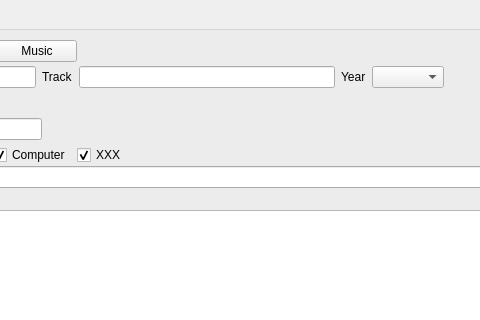
The window that app/gui/search.ui (ensisoft/newsflash-plus) describes before a commit, drawn with Qt 5; both pictures show x 284 to 764 and y 0 to 320 of the 1057 by 594 pixel window.
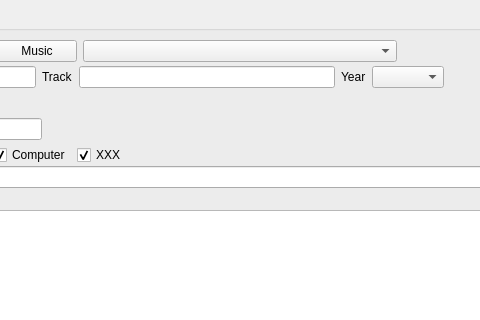
The same window after the commit. Icons and pictures are not drawn.

The edit to the form file:
```diff
--- a/app/gui/search.ui
+++ b/app/gui/search.ui
@@ -175,6 +175,16 @@
               </property>
              </widget>
             </item>
+            <item>
+             <widget class="QComboBox" name="cmbIndexer">
+              <property name="sizePolicy">
+               <sizepolicy hsizetype="MinimumExpanding" vsizetype="Fixed">
+                <horstretch>0</horstretch>
+                <verstretch>0</verstretch>
+               </sizepolicy>
+              </property>
+             </widget>
+            </item>
             <item>
              <spacer name="horizontalSpacer_3">
               <property name="orientation">
```
Left out of the diff: 9 changed lines with no effect on the pictures.
